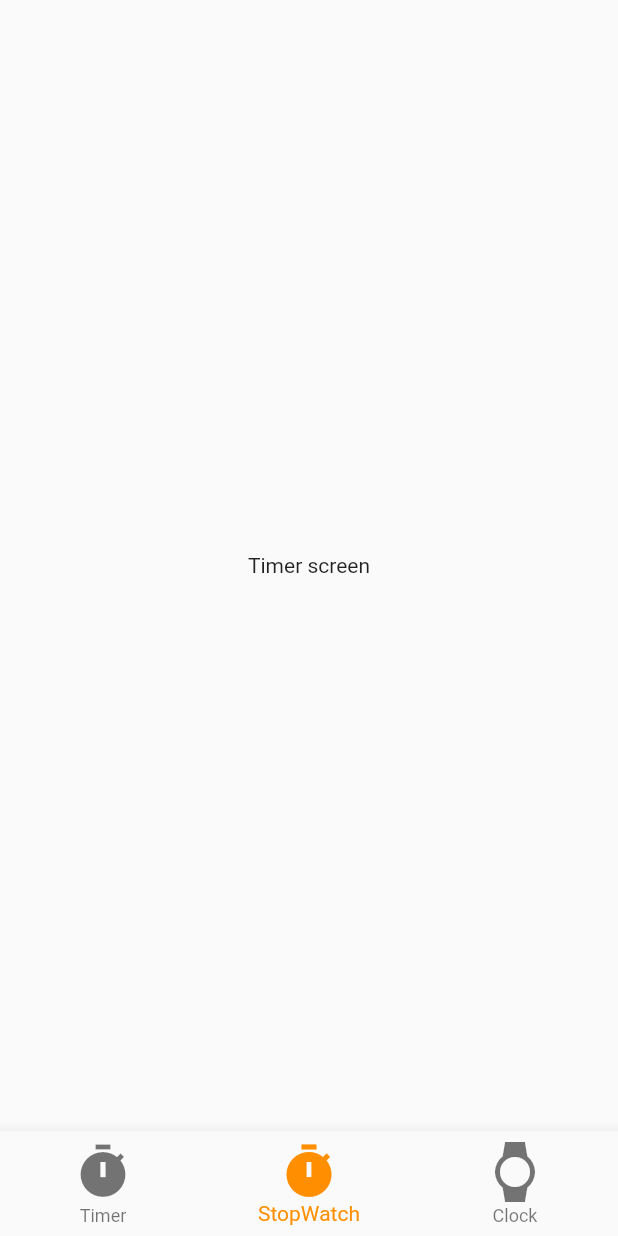
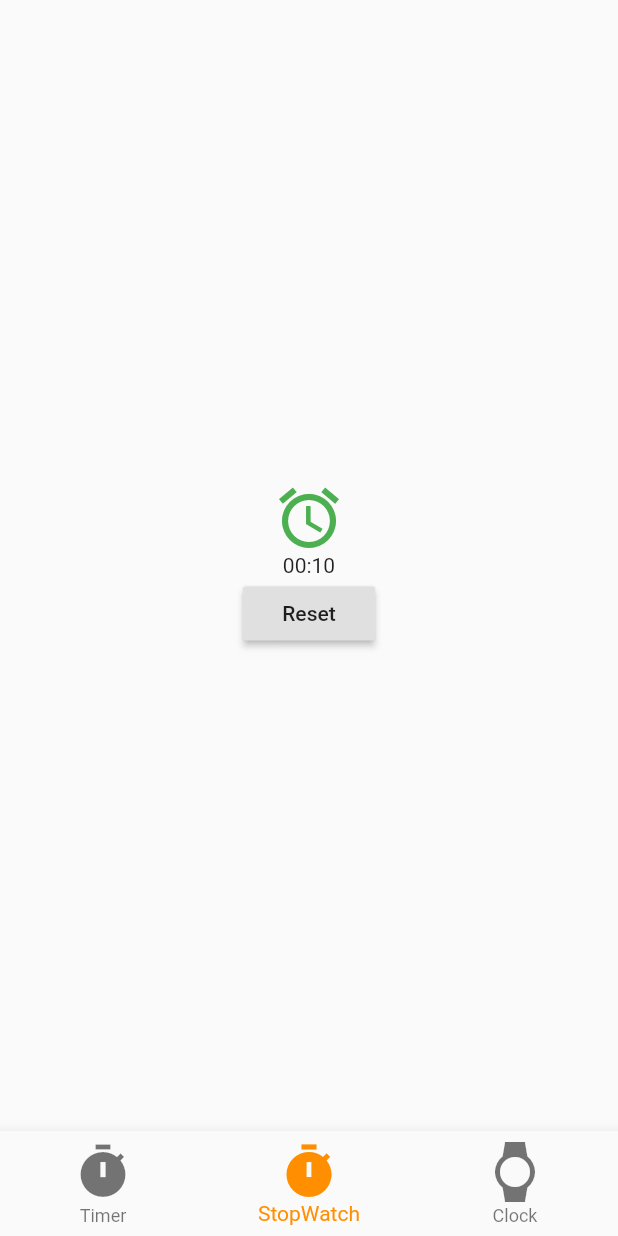
Before and after one commit to sajidsalu/MyTimer, a Flutter app: the screen it shows after launch, item 2 of the bottom bar chosen, on a phone screen of 412 x 824 dp. Run offline on Flutter 3.47's test engine with Material 2 defaults, Android fonts, the phone set to English and light mode, and no system bars; our stand-ins replace rxdart, timer_builder; generated files the repository leaves out were written again.

Commit message:
timer impl

```diff
--- a/lib/timerScreen.dart
+++ b/lib/timerScreen.dart
@@ -1,4 +1,6 @@
 import 'package:flutter/material.dart';
+import 'package:async/async.dart';
+import 'package:timer_builder/timer_builder.dart';
 
 class TimerScreen extends StatefulWidget {
   const TimerScreen({Key? key}) : super(key: key);
@@ -8,10 +10,64 @@ class TimerScreen extends StatefulWidget {
 }
 
 class _TimerScreenState extends State<TimerScreen> {
+  late DateTime alert;
+
+  @override
+  void initState() {
+    super.initState();
+    alert = DateTime.now().add(Duration(seconds: 10));
+  }
+
   @override
   Widget build(BuildContext context) {
-    return const Scaffold(
-      body: Center(child: Text("Timer screen")),
+    return Scaffold(
+      body: TimerBuilder.scheduled([alert], builder: (context) {
+        // This function will be called once the alert time is reached
+        var now = DateTime.now();
+        var reached = now.compareTo(alert) >= 0;
+        return Center(
+          child: Column(
+            mainAxisAlignment: MainAxisAlignment.center,
+            crossAxisAlignment: CrossAxisAlignment.center,
+            children: <Widget>[
+              Icon(
+                reached ? Icons.alarm_on : Icons.alarm,
+                color: reached ? Colors.red : Colors.green,
+                size: 48,
+              ),
+              !reached
+                  ? TimerBuilder.periodic(Duration(seconds: 1),
+                  alignment: Duration.zero, builder: (context) {
+                    // This function will be called every second until the alert time
+                    var now = DateTime.now();
+                    var remaining = alert.difference(now);
+                    return Text(
+                      formatDuration(remaining),
+                    );
+                  })
+                  : Text("Alert"),
+              RaisedButton(
+                child: Text("Reset"),
+                onPressed: () {
+                  setState(() {
+                    alert = DateTime.now().add(Duration(seconds: 10));
+                  });
+                },
+              ),
+            ],
+          ),
+        );
+      }),
     );
   }
+
+  String formatDuration(Duration d) {
+    String f(int n) {
+      return n.toString().padLeft(2, '0');
+    }
+
+    // We want to round up the remaining time to the nearest second
+    d += Duration(microseconds: 999999);
+    return "${f(d.inMinutes)}:${f(d.inSeconds % 60)}";
+  }
 }
```
